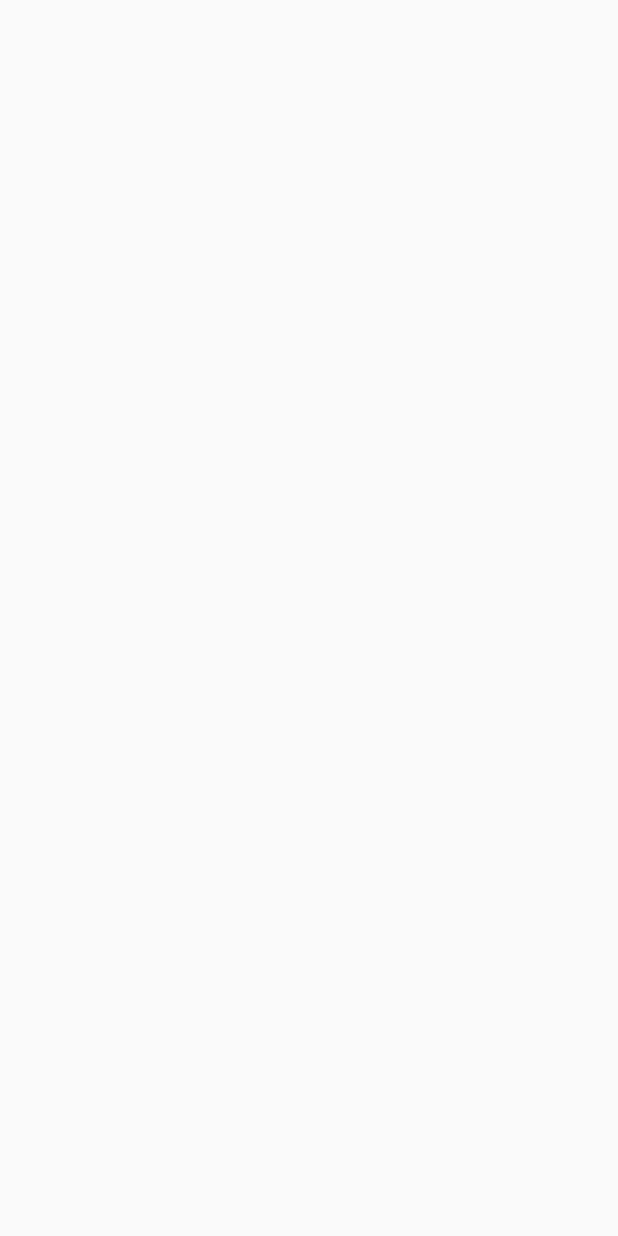
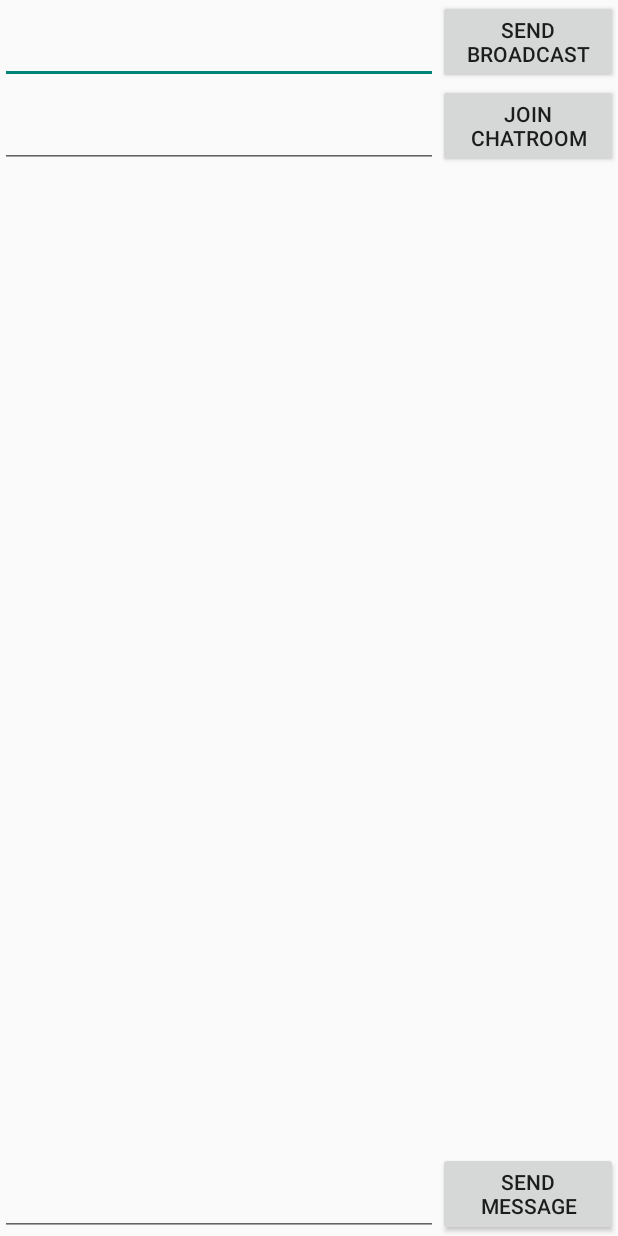
Before and after one commit to shw0471/Cocket, an Android app: the screen it shows after launch (MainActivity), on a phone screen of 412 x 824 dp. Before the commit the screen is empty. Run offline under Robolectric (Android 15) with nearby library versions, the phone set to English and light mode, and no system bars; our stand-ins replace Dagger/Hilt's generated code, data binding; 3 statements that could not run were skipped.

Commit message:
update example

```diff
--- /dev/null
+++ b/example/src/main/java/com/semicolon/cocket/App.kt
@@ -0,0 +1,7 @@
+package com.semicolon.cocket
+
+import android.app.Application
+import dagger.hilt.android.HiltAndroidApp
+
+@HiltAndroidApp
+class App : Application()
--- /dev/null
+++ b/example/src/main/java/com/semicolon/cocket/ChatListAdapter.kt
@@ -0,0 +1,33 @@
+package com.semicolon.cocket
+
+import android.view.LayoutInflater
+import android.view.View
+import android.view.ViewGroup
+import android.widget.TextView
+import androidx.recyclerview.widget.RecyclerView
+
+class ChatListAdapter : RecyclerView.Adapter<ChatListAdapter.ViewHolder>() {
+
+    private val chatList = arrayListOf<String>()
+
+    override fun onCreateViewHolder(parent: ViewGroup, viewType: Int): ViewHolder {
+        val inflater = LayoutInflater.from(parent.context)
+        return ViewHolder(inflater.inflate(R.layout.item_chat, parent, false))
+    }
+
+    override fun onBindViewHolder(holder: ViewHolder, position: Int) {
+        holder.tvChat.text = chatList[position]
+    }
+
+    override fun getItemCount(): Int =
+        chatList.size
+
+    fun addChat(chat: String) {
+        chatList.add(chat)
+        notifyItemInserted(chatList.lastIndex)
+    }
+
+    class ViewHolder(itemView: View) : RecyclerView.ViewHolder(itemView) {
+        val tvChat = itemView.findViewById<TextView>(R.id.tv_chat)!!
+    }
+}
--- /dev/null
+++ b/example/src/main/java/com/semicolon/cocket/ChatService.kt
@@ -0,0 +1,27 @@
+package com.semicolon.cocket
+
+import com.semicolon.cocket.annotation.Connect
+import com.semicolon.cocket.annotation.Receive
+import com.semicolon.cocket.annotation.Send
+import kotlinx.coroutines.flow.Flow
+
+interface ChatService {
+
+    @Connect
+    suspend fun connectChatService()
+
+    @Send("send.broadcast")
+    suspend fun sendBroadCastMessage(broadcastMessage: BroadcastMessage)
+
+    @Send("join")
+    suspend fun joinChatRoom(roomInfo: RoomInfo)
+
+    @Send("send.room")
+    suspend fun sendRoomMessage(roomMessage: RoomMessage)
+
+    @Receive("message")
+    fun receiveBroadcast(): Flow<BroadcastMessage>
+
+    @Receive("roomMessage")
+    fun receiveRoomMessage(): Flow<RoomMessage>
+}
--- /dev/null
+++ b/example/src/main/java/com/semicolon/cocket/ChatViewModel.kt
@@ -0,0 +1,42 @@
+package com.semicolon.cocket
+
+import androidx.lifecycle.MutableLiveData
+import androidx.lifecycle.ViewModel
+import androidx.lifecycle.viewModelScope
+import dagger.hilt.android.lifecycle.HiltViewModel
+import kotlinx.coroutines.delay
+import kotlinx.coroutines.launch
+import javax.inject.Inject
+
+@HiltViewModel
+class ChatViewModel @Inject constructor(
+    private val chatService: ChatService
+) : ViewModel() {
+
+    private var currentRoomId: String = ""
+    val broadcastMessageLiveData = MutableLiveData<String>()
+    val roomMessageLiveData = MutableLiveData<String>()
+
+    fun joinChatService() = viewModelScope.launch {
+        chatService.connectChatService()
+        chatService.receiveBroadcast().collect {
+            broadcastMessageLiveData.value = it.content
+        }
+    }
+
+    fun joinChatRoom(roomId: String) = viewModelScope.launch {
+        chatService.joinChatRoom(RoomInfo(roomId))
+        currentRoomId = roomId
+        chatService.receiveRoomMessage().collect {
+            roomMessageLiveData.value = it.content
+        }
+    }
+
+    fun sendBroadcastMessage(message: String) =
+        viewModelScope.launch {
+            println(chatService.sendBroadCastMessage(BroadcastMessage(message)))
+        }
+
+    fun sendRoomMessage(message: String) =
+        viewModelScope.launch { chatService.sendRoomMessage(RoomMessage(message, currentRoomId)) }
+}
--- a/example/src/main/java/com/semicolon/cocket/MainActivity.kt
+++ b/example/src/main/java/com/semicolon/cocket/MainActivity.kt
@@ -1,23 +1,51 @@
 package com.semicolon.cocket
 
+import androidx.appcompat.app.AppCompatActivity
 import android.os.Bundle
-import androidx.activity.ComponentActivity
-import androidx.activity.compose.setContent
-import androidx.compose.foundation.layout.fillMaxSize
-import androidx.compose.material.MaterialTheme
-import androidx.compose.material.Surface
-import androidx.compose.material.Text
-import androidx.compose.runtime.Composable
-import androidx.compose.ui.Modifier
-import androidx.compose.ui.tooling.preview.Preview
-import com.semicolon.cocket.ui.theme.CocketTheme
+import android.widget.Toast
+import android.widget.Toast.LENGTH_SHORT
+import androidx.activity.viewModels
+import androidx.databinding.DataBindingUtil
+import com.semicolon.cocket.databinding.ActivityMainBinding
+import dagger.hilt.android.AndroidEntryPoint
 
-class MainActivity : ComponentActivity() {
+@AndroidEntryPoint
+class MainActivity : AppCompatActivity() {
+
+    private val viewModel: ChatViewModel by viewModels()
+    private val chatListAdapter = ChatListAdapter()
+    private lateinit var binding: ActivityMainBinding
+
     override fun onCreate(savedInstanceState: Bundle?) {
         super.onCreate(savedInstanceState)
-        setContent {
-            CocketTheme {
+        binding = DataBindingUtil.setContentView(this, R.layout.activity_main)
+        viewModel.joinChatService()
+        binding.apply {
+            rvChat.adapter = chatListAdapter
+            btnSendBroadcast.setOnClickListener {
+                val broadcastMessage = binding.etSendBroadcast.text.toString()
+                if (broadcastMessage.isNotEmpty()) viewModel.sendBroadcastMessage(broadcastMessage)
+            }
+            btnJoinRoom.setOnClickListener {
+                val roomId = binding.etJoinRoom.text.toString()
+                if (roomId.isNotEmpty()) viewModel.joinChatRoom(roomId)
+            }
+            btnSendMessage.setOnClickListener {
+                val roomMessage = binding.etSendMassage.text.toString()
+                if (roomMessage.isNotEmpty()) viewModel.sendRoomMessage(roomMessage)
+            }
+        }
+        observe()
+    }
 
+    private fun observe() {
+        val activity = this
+        viewModel.apply {
+            broadcastMessageLiveData.observe(activity) {
+                Toast.makeText(activity, it, LENGTH_SHORT).show()
+            }
+            roomMessageLiveData.observe(activity) {
+                chatListAdapter.addChat(it)
             }
         }
     }
--- a/example/src/main/java/com/semicolon/cocket/ui/theme/Color.kt
+++ /dev/null
@@ -1,8 +0,0 @@
-package com.semicolon.cocket.ui.theme
-
-import androidx.compose.ui.graphics.Color
-
-val Purple200 = Color(0xFFBB86FC)
-val Purple500 = Color(0xFF6200EE)
-val Purple700 = Color(0xFF3700B3)
-val Teal200 = Color(0xFF03DAC5)
--- a/example/src/main/java/com/semicolon/cocket/ui/theme/Shape.kt
+++ /dev/null
@@ -1,11 +0,0 @@
-package com.semicolon.cocket.ui.theme
-
-import androidx.compose.foundation.shape.RoundedCornerShape
-import androidx.compose.material.Shapes
-import androidx.compose.ui.unit.dp
-
-val Shapes = Shapes(
-    small = RoundedCornerShape(4.dp),
-    medium = RoundedCornerShape(4.dp),
-    large = RoundedCornerShape(0.dp)
-)
--- a/example/src/main/java/com/semicolon/cocket/ui/theme/Theme.kt
+++ /dev/null
@@ -1,44 +0,0 @@
-package com.semicolon.cocket.ui.theme
-
-import androidx.compose.foundation.isSystemInDarkTheme
-import androidx.compose.material.MaterialTheme
-import androidx.compose.material.darkColors
-import androidx.compose.material.lightColors
-import androidx.compose.runtime.Composable
-
-private val DarkColorPalette = darkColors(
-    primary = Purple200,
-    primaryVariant = Purple700,
-    secondary = Teal200
-)
-
-private val LightColorPalette = lightColors(
-    primary = Purple500,
-    primaryVariant = Purple700,
-    secondary = Teal200
-
-    /* Other default colors to override
-    background = Color.White,
-    surface = Color.White,
-    onPrimary = Color.White,
-    onSecondary = Color.Black,
-    onBackground = Color.Black,
-    onSurface = Color.Black,
-    */
-)
-
-@Composable
-fun CocketTheme(darkTheme: Boolean = isSystemInDarkTheme(), content: @Composable () -> Unit) {
-    val colors = if (darkTheme) {
-        DarkColorPalette
-    } else {
-        LightColorPalette
-    }
-
-    MaterialTheme(
-        colors = colors,
-        typography = Typography,
-        shapes = Shapes,
-        content = content
-    )
-}
--- a/example/src/main/java/com/semicolon/cocket/ui/theme/Type.kt
+++ /dev/null
@@ -1,28 +0,0 @@
-package com.semicolon.cocket.ui.theme
-
-import androidx.compose.material.Typography
-import androidx.compose.ui.text.TextStyle
-import androidx.compose.ui.text.font.FontFamily
-import androidx.compose.ui.text.font.FontWeight
-import androidx.compose.ui.unit.sp
-
-// Set of Material typography styles to start with
-val Typography = Typography(
-    body1 = TextStyle(
-        fontFamily = FontFamily.Default,
-        fontWeight = FontWeight.Normal,
-        fontSize = 16.sp
-    )
-    /* Other default text styles to override
-    button = TextStyle(
-        fontFamily = FontFamily.Default,
-        fontWeight = FontWeight.W500,
-        fontSize = 14.sp
-    ),
-    caption = TextStyle(
-        fontFamily = FontFamily.Default,
-        fontWeight = FontWeight.Normal,
-        fontSize = 12.sp
-    )
-    */
-)
--- /dev/null
+++ b/example/src/main/res/layout/activity_main.xml
@@ -0,0 +1,71 @@
+<?xml version="1.0" encoding="utf-8"?>
+<layout xmlns:android="http://schemas.android.com/apk/res/android"
+    xmlns:app="http://schemas.android.com/apk/res-auto"
+    xmlns:tools="http://schemas.android.com/tools">
+
+    <androidx.constraintlayout.widget.ConstraintLayout
+        android:layout_width="match_parent"
+        android:layout_height="match_parent"
+        tools:context=".MainActivity">
+
+        <Button
+            android:id="@+id/btn_send_broadcast"
+            android:layout_width="120dp"
+            android:layout_height="56dp"
+            android:text="send broadcast"
+            app:layout_constraintRight_toRightOf="parent"
+            app:layout_constraintTop_toTopOf="parent" />
+
+        <EditText
+            android:id="@+id/et_send_broadcast"
+            android:layout_width="0dp"
+            android:layout_height="56dp"
+            app:layout_constraintLeft_toLeftOf="parent"
+            app:layout_constraintRight_toLeftOf="@id/btn_send_broadcast"
+            app:layout_constraintTop_toTopOf="parent" />
+
+        <Button
+            android:id="@+id/btn_join_room"
+            android:layout_width="120dp"
+            android:layout_height="56dp"
+            android:text="join chatroom"
+            app:layout_constraintRight_toRightOf="parent"
+            app:layout_constraintTop_toBottomOf="@id/btn_send_broadcast" />
+
+        <EditText
+            android:id="@+id/et_join_room"
+            android:layout_width="0dp"
+            android:layout_height="56dp"
+            app:layout_constraintLeft_toLeftOf="parent"
+            app:layout_constraintRight_toLeftOf="@id/btn_join_room"
+            app:layout_constraintTop_toBottomOf="@id/btn_send_broadcast" />
+
+        <androidx.recyclerview.widget.RecyclerView
+            android:id="@+id/rv_chat"
+            android:layout_width="0dp"
+            android:layout_height="0dp"
+            app:layoutManager="androidx.recyclerview.widget.LinearLayoutManager"
+            app:layout_constraintBottom_toTopOf="@id/btn_send_message"
+            app:layout_constraintLeft_toLeftOf="parent"
+            app:layout_constraintRight_toRightOf="parent"
+            app:layout_constraintTop_toBottomOf="@id/btn_join_room" />
+
+        <Button
+            android:id="@+id/btn_send_message"
+            android:layout_width="120dp"
+            android:layout_height="56dp"
+            android:text="send message"
+            app:layout_constraintBottom_toBottomOf="parent"
+            app:layout_constraintRight_toRightOf="parent" />
+
+        <EditText
+            android:id="@+id/et_send_massage"
+            android:layout_width="0dp"
+            android:layout_height="56dp"
+            app:layout_constraintBottom_toBottomOf="parent"
+            app:layout_constraintLeft_toLeftOf="parent"
+            app:layout_constraintRight_toLeftOf="@id/btn_send_message" />
+
+    </androidx.constraintlayout.widget.ConstraintLayout>
+
+</layout>
--- a/example/src/main/res/values/themes.xml
+++ b/example/src/main/res/values/themes.xml
@@ -1,7 +1,7 @@
 <?xml version="1.0" encoding="utf-8"?>
 <resources>
 
-    <style name="Theme.Cocket" parent="android:Theme.Material.Light.NoActionBar">
+    <style name="Theme.Cocket" parent="Theme.AppCompat.DayNight.NoActionBar">
         <item name="android:statusBarColor">@color/purple_700</item>
     </style>
 </resources>
```
Also changed, not shown: build.gradle (+4 -4 lines), example/build.gradle (+18 -12 lines), example/src/main/AndroidManifest.xml (+5 -2 lines), example/src/main/java/com/semicolon/cocket/BroadcastMessage.kt (added, +7 -0 lines), example/src/main/java/com/semicolon/cocket/Module.kt (added, +23 -0 lines), example/src/main/java/com/semicolon/cocket/RoomInfo.kt (added, +7 -0 lines), example/src/main/java/com/semicolon/cocket/RoomMessage.kt (added, +8 -0 lines), example/src/main/res/layout/item_chat.xml (added, +16 -0 lines).
